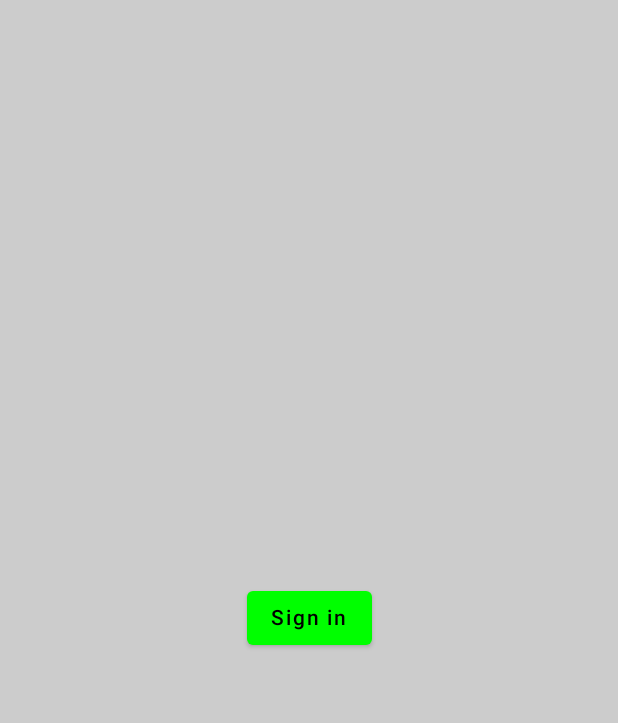
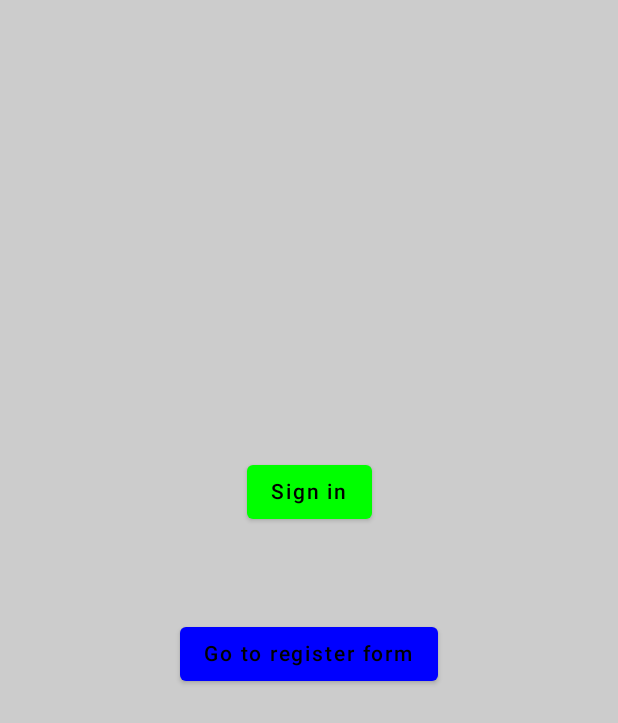
Before and after one commit to m-tkachenko/prze-lewe-tarte, an Android app built with Jetpack Compose: the screen it shows after launch (MainActivity), on a phone screen of 412 x 824 dp. Shown: the top 723 px of the screen. Run offline under Robolectric (Android 15) with nearby library versions, the phone set to English and light mode, and no system bars; our stand-ins replace Dagger/Hilt's generated code, Firebase (no records; nobody signed in at launch, a user with empty details on screens opened directly).

Commit message:
Sign up functionality

```diff
--- a/app/src/main/AndroidManifest.xml
+++ b/app/src/main/AndroidManifest.xml
@@ -2,6 +2,8 @@
 <manifest xmlns:android="http://schemas.android.com/apk/res/android"
     xmlns:tools="http://schemas.android.com/tools"
     package="app.salo.przelewetarte">
+
+    <uses-permission android:name="android.permission.INTERNET"/>
 
     <application
         android:name=".MyApplication"
--- a/app/src/main/java/app/salo/przelewetarte/di/AppModule.kt
+++ b/app/src/main/java/app/salo/przelewetarte/di/AppModule.kt
@@ -6,6 +6,7 @@ import app.salo.przelewetarte.domain.use_case.UserAuthenticationUseCases
 import app.salo.przelewetarte.domain.use_case.user_authentication.UserAlreadyAuthenticatedUseCase
 import app.salo.przelewetarte.domain.use_case.user_authentication.UserSignInUseCase
 import app.salo.przelewetarte.domain.use_case.user_authentication.UserSignOutUseCase
+import app.salo.przelewetarte.domain.use_case.user_authentication.UserSignUpUseCase
 import com.google.firebase.auth.FirebaseAuth
 import com.google.firebase.auth.ktx.auth
 import com.google.firebase.ktx.Firebase
@@ -29,6 +30,7 @@ object AppModule {
     fun providesUseCases(repository: AuthRepository) = UserAuthenticationUseCases(
         signIn = UserSignInUseCase(repository),
         signOut = UserSignOutUseCase(repository),
+        signUp = UserSignUpUseCase(repository),
         isUserAuthenticated = UserAlreadyAuthenticatedUseCase(repository)
     )
 }
--- a/app/src/main/java/app/salo/przelewetarte/domain/repository/AuthRepository.kt
+++ b/app/src/main/java/app/salo/przelewetarte/domain/repository/AuthRepository.kt
@@ -6,8 +6,8 @@ import kotlinx.coroutines.flow.Flow
 interface AuthRepository {
     fun isUserAlreadyAuthenticated(): Boolean
 
-    suspend fun userSignIn(email: String, password: String) : Flow<Resource<Boolean>>
-    suspend fun userSignUp() : Flow<Resource<Boolean>>
+    suspend fun userSignIn(email: String, password: String): Flow<Resource<Boolean>>
+    suspend fun userSignUp(email: String, password: String): Flow<Resource<Boolean>>
     suspend fun userSignOut()
 
     fun getFirebaseAuthState(): Flow<Boolean>
--- a/app/src/main/java/app/salo/przelewetarte/domain/use_case/UserAuthenticationUseCases.kt
+++ b/app/src/main/java/app/salo/przelewetarte/domain/use_case/UserAuthenticationUseCases.kt
@@ -3,9 +3,11 @@ package app.salo.przelewetarte.domain.use_case
 import app.salo.przelewetarte.domain.use_case.user_authentication.UserAlreadyAuthenticatedUseCase
 import app.salo.przelewetarte.domain.use_case.user_authentication.UserSignInUseCase
 import app.salo.przelewetarte.domain.use_case.user_authentication.UserSignOutUseCase
+import app.salo.przelewetarte.domain.use_case.user_authentication.UserSignUpUseCase
 
 data class UserAuthenticationUseCases(
     val signIn: UserSignInUseCase,
     val signOut: UserSignOutUseCase,
+    val signUp: UserSignUpUseCase,
     val isUserAuthenticated: UserAlreadyAuthenticatedUseCase
 )
--- /dev/null
+++ b/app/src/main/java/app/salo/przelewetarte/domain/use_case/user_authentication/UserSignUpUseCase.kt
@@ -0,0 +1,11 @@
+package app.salo.przelewetarte.domain.use_case.user_authentication
+
+import app.salo.przelewetarte.domain.repository.AuthRepository
+import javax.inject.Inject
+
+class UserSignUpUseCase @Inject constructor(
+    private val repository: AuthRepository
+) {
+    suspend operator fun invoke(email: String, password: String) =
+        repository.userSignUp(email, password)
+}
--- a/app/src/main/java/app/salo/przelewetarte/presentation/MainActivity.kt
+++ b/app/src/main/java/app/salo/przelewetarte/presentation/MainActivity.kt
@@ -12,6 +12,7 @@ import androidx.navigation.compose.composable
 import androidx.navigation.compose.rememberNavController
 import app.salo.przelewetarte.presentation.home.HomeScreen
 import app.salo.przelewetarte.presentation.sign_in.SignInScreen
+import app.salo.przelewetarte.presentation.sign_up.SignUpScreen
 import app.salo.przelewetarte.presentation.theme.PrzelewetarteTheme
 import dagger.hilt.android.AndroidEntryPoint
 
@@ -21,7 +22,6 @@ class MainActivity : ComponentActivity() {
         super.onCreate(savedInstanceState)
         setContent {
             PrzelewetarteTheme {
-                // A surface container using the 'background' color from the theme
                 Surface(
                     modifier = Modifier.fillMaxSize(),
                     color = MaterialTheme.colors.background
@@ -43,6 +43,12 @@ class MainActivity : ComponentActivity() {
                         ) {
                             HomeScreen(navController = navController)
                         }
+
+                        composable(
+                            route = Screen.SignUpScreen.route
+                        ) {
+                            SignUpScreen(navController = navController)
+                        }
                     }
                 }
             }
--- a/app/src/main/java/app/salo/przelewetarte/presentation/sign_in/SignInScreen.kt
+++ b/app/src/main/java/app/salo/przelewetarte/presentation/sign_in/SignInScreen.kt
@@ -1,9 +1,8 @@
 package app.salo.przelewetarte.presentation.sign_in
 
 import androidx.compose.foundation.background
-import androidx.compose.foundation.layout.Box
-import androidx.compose.foundation.layout.fillMaxSize
-import androidx.compose.foundation.layout.wrapContentHeight
+import androidx.compose.foundation.layout.*
+import androidx.compose.foundation.lazy.LazyColumn
 import androidx.compose.material.Button
 import androidx.compose.material.ButtonDefaults
 import androidx.compose.material.CircularProgressIndicator
@@ -14,6 +13,7 @@ import androidx.compose.ui.Alignment
 import androidx.compose.ui.Modifier
 import androidx.compose.ui.graphics.Color
 import androidx.compose.ui.text.style.TextAlign
+import androidx.compose.ui.unit.dp
 import androidx.hilt.navigation.compose.hiltViewModel
 import androidx.navigation.NavController
 import app.salo.przelewetarte.presentation.Screen
@@ -35,21 +35,41 @@ fun SignInScreen(
             .fillMaxSize()
             .background(Color.LightGray)
     ) {
+        Column(
+            modifier = Modifier
+                .fillMaxSize(),
+            verticalArrangement = Arrangement.Center,
+            horizontalAlignment = Alignment.CenterHorizontally
+        ) {
             Button(
                 onClick = {
-                viewModel.signInUser(email = "email@gmail.com", password = "12345678")
+                    viewModel.signInUser(email = "test2@gmail.com", password = "1234567")
                           },
-            modifier = Modifier.align(Alignment.Center),
                 colors = ButtonDefaults.buttonColors(backgroundColor = Color.Green)
             ) {
                 Text(text = "Sign in")
             }
 
+            Spacer(modifier = Modifier.padding(30.dp))
+
+            Button(
+                onClick = {
+                          navController.navigate(Screen.SignUpScreen.route)
+                },
+                colors = ButtonDefaults.buttonColors(backgroundColor = Color.Blue)
+            ) {
+                Text(text = "Go to register form")
+            }
+
+            Spacer(modifier = Modifier.padding(30.dp))
+
             if (signInState.isLoading)
-            CircularProgressIndicator(modifier = Modifier.align(Alignment.Center))
+                CircularProgressIndicator()
 
             if (signInState.isSignIn)
+                LaunchedEffect(Unit) {
                     navController.navigate(Screen.HomeScreen.route)
+                }
 
             if (signInState.error.isNotBlank()) {
                 Text(
@@ -61,6 +81,5 @@ fun SignInScreen(
                 )
             }
         }
-
-
     }
+}
```
Also changed, not shown: app/src/main/java/app/salo/przelewetarte/data/repository/AuthRepositoryImpl.kt (+36 -17 lines), app/src/main/java/app/salo/przelewetarte/domain/use_case/user_authentication/UserSignOutUseCase.kt (+2 -15 lines), app/src/main/java/app/salo/przelewetarte/presentation/home/HomeScreen.kt (+4 -16 lines), app/src/main/java/app/salo/przelewetarte/presentation/home/HomeViewModel.kt (+1 -7 lines), app/src/main/java/app/salo/przelewetarte/presentation/sign_up/SignUpScreen.kt (added, +57 -0 lines), app/src/main/java/app/salo/przelewetarte/presentation/sign_up/SignUpState.kt (added, +7 -0 lines), app/src/main/java/app/salo/przelewetarte/presentation/sign_up/SignUpViewModel.kt (added, +31 -0 lines). Lines whose indentation alone changed are shown as unchanged.
